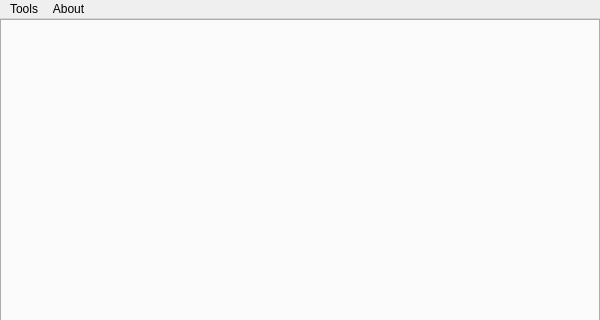
This is frontend/src/app/main_window.ui in JaderoChan/LineageCheating as Qt 5 draws it before an edit; both pictures show x 0 to 600 and y 0 to 320 of the 600 by 480 pixel window. The edited form follows.
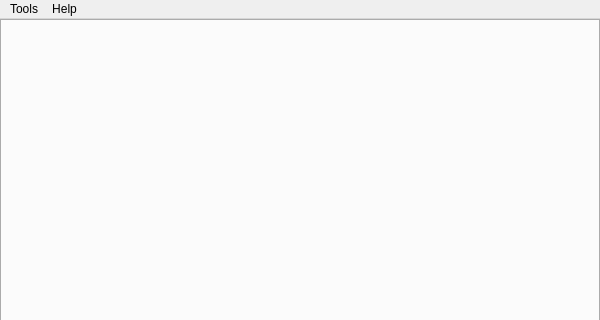
This is the edited form.

The edit to the form file:
```diff
--- a/frontend/src/app/main_window.ui
+++ b/frontend/src/app/main_window.ui
@@ -131,13 +131,13 @@
     <addaction name="actionSelectScreenColor"/>
     <addaction name="actionTestHid"/>
    </widget>
-   <widget class="QMenu" name="menuAbout">
+   <widget class="QMenu" name="menuHelp">
     <property name="title">
-     <string>About</string>
+     <string>Help</string>
     </property>
    </widget>
    <addaction name="menuTools"/>
-   <addaction name="menuAbout"/>
+   <addaction name="menuHelp"/>
   </widget>
   <action name="actionSearchNdiSources">
    <property name="text">
```
Left out of the diff: 12 changed lines with no effect on the pictures.
